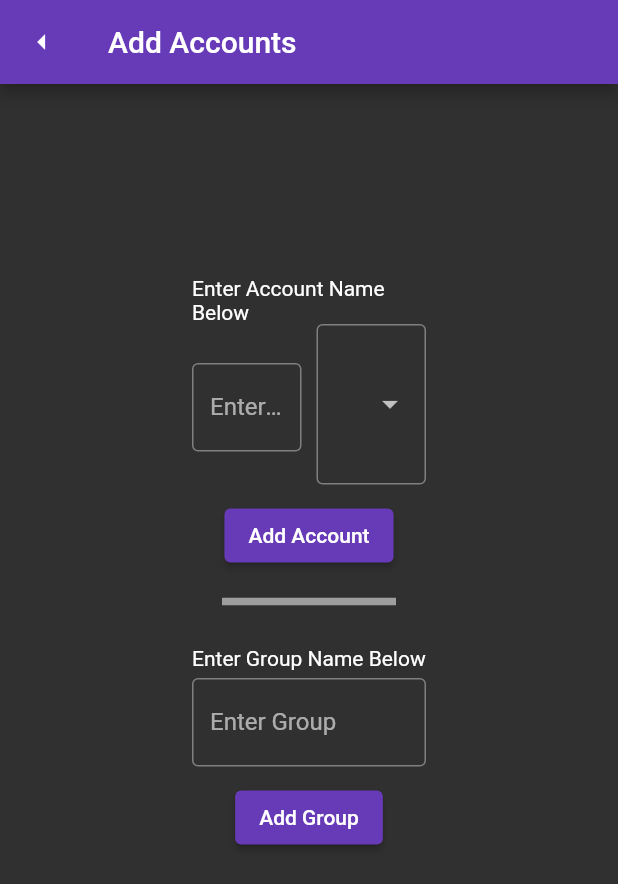
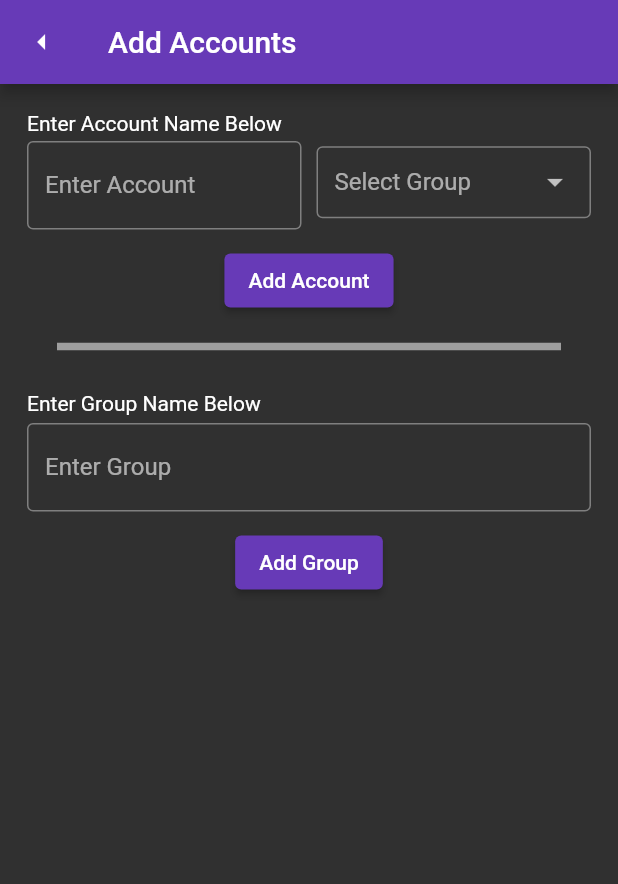
Before and after one commit to somashekhar161/FlutterCsvGrid, a Flutter app: the screen it shows after launch, scrolled down 56 dp, after a tap on "Add Account", on a phone screen of 412 x 824 dp. Shown: the top 884 px of the screen. Run offline on Flutter 3.47's test engine with Material 2 defaults, Android fonts, the phone set to English and light mode, and no system bars; drawn by our look-alikes of dropdown_search; our stand-ins replace csv, file_picker, loading_indicator, url_strategy; missing offline and left inert: external_path, file_picker_cross, pluto_grid, universal_html.

```diff
--- a/lib/add_accts.dart
+++ b/lib/add_accts.dart
@@ -1,7 +1,8 @@
+import 'package:flutter/cupertino.dart';
 import 'package:flutter/material.dart';
 import 'dummy_data.dart';
 import 'package:dropdown_search/dropdown_search.dart';
-
+import 'package:flutter/foundation.dart' show kIsWeb;
 import 'main.dart';
 
 class add_accounts extends StatefulWidget {
@@ -19,7 +20,10 @@ class _add_accountsState extends State<add_accounts> {
   List<String>? groups;
   Map<String, String>? acct;
   var dummyData;
+  var isWeb = kIsWeb;
   _add_accountsState(this.dummyData);
+  var widthC;
+
   @override
   void initState() {
     super.initState();
@@ -36,22 +40,30 @@ class _add_accountsState extends State<add_accounts> {
         foregroundColor: Colors.white,
         leading: Builder(
           builder: (BuildContext context) {
-            return IconButton(
+            return Tooltip(
+              message: "Back to Grid",
+              triggerMode: TooltipTriggerMode.longPress,
+              child: IconButton(
                 icon: const Icon(Icons.arrow_left),
                 onPressed: () {
                   Navigator.pushReplacement(
                   context,
                   MaterialPageRoute(builder: (context) => MyHomePage(dummyData: dummyData,)),
                 );},
-              tooltip: MaterialLocalizations.of(context).openAppDrawerTooltip,
+               // tooltip: MaterialLocalizations.of(context).openAppDrawerTooltip,
+              ),
             );
           },
         ),
         title: const Text('Add Accounts'),
       ),
       body: SingleChildScrollView(
+        child: Center(
           child: Container(
-        padding: const EdgeInsets.all(128),
+
+             width: 500,
+              padding:EdgeInsets.all(18),
+
           child: Column(
             children: [
               Container(
@@ -136,6 +148,7 @@ class _add_accountsState extends State<add_accounts> {
                   }
                   _acctController.text='';
                   selectedGroup='';
+
                 },
                 child: const Text('Add Account'),
               ),
@@ -213,6 +226,7 @@ class _add_accountsState extends State<add_accounts> {
           ),
       ),
         ),
+      ),
     );
   }
 }
```
Also changed, not shown: lib/dummy_data.dart (+40 -25 lines), lib/pluto_add_delete.dart (+5 -2 lines). Lines whose indentation alone changed are shown as unchanged.
